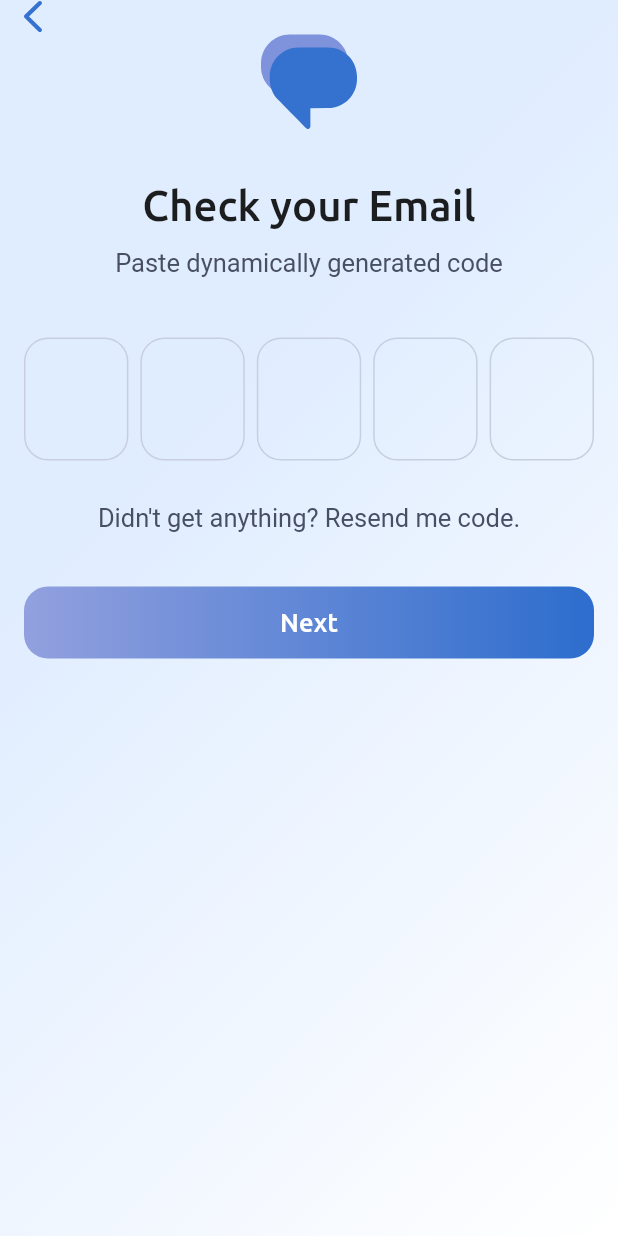
After one commit to dev-KPI/golub-mobile, a Flutter app: the VerificationScreen screen opened by its route, on a phone screen of 412 x 824 dp. The commit adds this screen. Run offline on Flutter 3.47's test engine with Material 2 defaults, Android fonts, the phone set to English and light mode, and no system bars; our stand-ins replace dio, flutter_bloc, flutter_svg, freezed_annotation, get_it, go_router and 1 more.

Commit message:
[Auth] - added verification screen scaffold

```diff
--- a/lib/l10n/intl_en.arb
+++ b/lib/l10n/intl_en.arb
@@ -9,5 +9,7 @@
  "iAgreeLabel": "I agree to ",
  "privacyPolicyLabel": "Privacy Policy",
  "termsAndConditionsLabel": "Terms & Conditions",
- "andLabel": " and "
+ "andLabel": " and ",
+ "verificationScreenTitle": "Check your Email",
+ "verificationScreenDescription": "Paste dynamically generated code"
 }
--- a/lib/l10n/intl_uk.arb
+++ b/lib/l10n/intl_uk.arb
@@ -9,5 +9,7 @@
   "iAgreeLabel": "Я погоджуюсь з ",
   "privacyPolicyLabel": "Політикою приватності",
   "termsAndConditionsLabel": "Умовами та положеннями",
-  "andLabel": " та "
+  "andLabel": " та ",
+  "verificationScreenTitle": "Перевірте свою електронну пошту",
+  "verificationScreenDescription": "Вставте динамічно згенерований код"
 }
--- a/lib/src/domain/blocs/auth/auth_bloc.dart
+++ b/lib/src/domain/blocs/auth/auth_bloc.dart
@@ -17,10 +17,11 @@ class AuthBloc extends Bloc<AuthEvent, AuthState> {
     on<ChangeEmailEvent>(_changeEmailEvent);
     on<ChangePrivacyPolicyStatusEvent>(_changePrivacyPolicyStatusEvent);
     on<AuthenticateByEmailEvent>(_authenticateByEmailEvent);
+    on<ClearStateEvent>(_clearStateEvent);
   }
 
-  Future<void> _changeEmailEvent(ChangeEmailEvent event, Emitter<AuthState> emit) async {
-    print('Email changed to ${event.value}');
+  Future<void> _changeEmailEvent(
+    ChangeEmailEvent event, Emitter<AuthState> emit) async {
     emit(state.copyWith(email: event.value, validationError: null));
   }
 
@@ -39,13 +40,19 @@ class AuthBloc extends Bloc<AuthEvent, AuthState> {
 
     emit(state.copyWith(status: AuthStatus.loading));
     try {
-      await _authByEmailUseCase(state.email);
+      await Future.delayed(const Duration(milliseconds: 2000));
+      //await _authByEmailUseCase(state.email);
       emit(state.copyWith(status: AuthStatus.success));
     } catch (e) {
       emit(state.copyWith(status: AuthStatus.error, error: e.toString()));
     }
   }
 
+  Future<void> _clearStateEvent(
+    ClearStateEvent event, Emitter<AuthState> emit) async {
+    emit(AuthState.initial());
+  }
+
   /// Getters
   bool get isButtonDisabled =>
       !state.privacyPolicyAccepted || state.email.isEmpty;
--- a/lib/src/domain/blocs/auth/auth_event.dart
+++ b/lib/src/domain/blocs/auth/auth_event.dart
@@ -13,3 +13,5 @@ class ChangePrivacyPolicyStatusEvent extends AuthEvent {
 }
 
 class AuthenticateByEmailEvent extends AuthEvent {}
+
+class ClearStateEvent extends AuthEvent {}
--- a/lib/src/presentation/features/auth/screens/auth_screen.dart
+++ b/lib/src/presentation/features/auth/screens/auth_screen.dart
@@ -1,9 +1,11 @@
 import 'package:flutter/gestures.dart';
 import 'package:flutter/material.dart';
 import 'package:flutter_bloc/flutter_bloc.dart';
+import 'package:go_router/go_router.dart';
 import 'package:golub/generated/l10n.dart';
 import 'package:golub/src/core/di/injectable.dart';
 import 'package:golub/src/domain/blocs/auth/auth_bloc.dart';
+import 'package:golub/src/presentation/navigation/app_router.dart';
 import 'package:golub/src/presentation/ui_kit/theme/app_colors.dart';
 import 'package:golub/src/presentation/ui_kit/theme/app_styles.dart';
 import 'package:golub/src/presentation/ui_kit/ui.dart';
@@ -77,7 +79,7 @@ class _AuthScreenState extends State<AuthScreen> {
                         style: Theme.of(context).textTheme.titleLarge,
                       ),
                     ),
-                    const SizedBox(height: 12.0),
+                    const SizedBox(height: 32.0),
                     Text(
                       s.authScreenDescription,
                       style: Theme.of(context).textTheme.bodyMedium,
@@ -92,7 +94,8 @@ class _AuthScreenState extends State<AuthScreen> {
                           hintText: s.authScreenEmailPlaceholder,
                           error: state.validationError,
                         );
-                        }),
+                      }
+                    ),
                     Padding(
                       padding: const EdgeInsets.only(
                         top: 60.0,
@@ -163,11 +166,19 @@ class _AuthScreenState extends State<AuthScreen> {
                         ],
                       ),
                     ),
-                    BlocBuilder(
+                    BlocConsumer(
                       bloc: _authBloc,
+                      listener: (BuildContext context, AuthState state) {
+                        if (state.status == AuthStatus.success) {
+                          _authBloc.add(ClearStateEvent());
+                          _emailController.clear();
+                          context.pushNamed(AppRoutes.verification);
+                        }
+                      },
                       builder: (BuildContext context, AuthState state) {
                         return ElevatedButtonWidget(
                           isDisabled: _authBloc.isButtonDisabled,
+                          isLoading: state.status == AuthStatus.loading,
                           onPressed: () =>
                             _authBloc.add(AuthenticateByEmailEvent()),
                           buttonLabel: s.authScreenButtonLabel,
--- /dev/null
+++ b/lib/src/presentation/features/auth/screens/verification_screen.dart
@@ -0,0 +1,105 @@
+import 'package:flutter/material.dart';
+import 'package:flutter/services.dart';
+import 'package:flutter_svg/flutter_svg.dart';
+import 'package:go_router/go_router.dart';
+import 'package:golub/generated/l10n.dart';
+import 'package:golub/src/presentation/features/auth/widgets/verification/verification_input_widget.dart';
+import 'package:golub/src/presentation/ui_kit/theme/app_assets.dart';
+import 'package:golub/src/presentation/ui_kit/theme/app_styles.dart';
+import 'package:golub/src/presentation/ui_kit/ui.dart';
+
+class VerificationScreen extends StatelessWidget {
+  const VerificationScreen({super.key});
+
+  @override
+  Widget build(BuildContext context) {
+    final s = S.of(context);
+    return Scaffold(
+      body: Container(
+        constraints: const BoxConstraints.expand(),
+        decoration: const BoxDecoration(
+          gradient: AppStyles.blueWhiteGradient,
+        ),
+        child: SafeArea(
+          bottom: false,
+          child: Padding(
+            padding: const EdgeInsets.symmetric(horizontal: 16.0),
+            child: Column(
+              children: [
+                Align(
+                  alignment: Alignment.topLeft,
+                  child: GestureDetector(
+                    behavior: HitTestBehavior.opaque,
+                    onTap: () => context.pop(),
+                    child: SvgPicture.asset(
+                      AppAssets.arrowBackIcon,
+                      fit: BoxFit.cover,
+                    ),
+                  ),
+                ),
+                SizedBox(
+                  width: 64.0,
+                  height: 64.0,
+                  child: SvgPicture.asset(
+                    AppAssets.chatsIcon,
+                    fit: BoxFit.cover,
+                  ),
+                ),
+                const SizedBox(height: 32.0),
+                Text(
+                  s.verificationScreenTitle,
+                  style: Theme.of(context).textTheme.titleLarge,
+                ),
+                const SizedBox(height: 12.0),
+                Text(
+                  s.verificationScreenDescription,
+                  style: Theme.of(context).textTheme.bodyMedium,
+                ),
+                Container(
+                  padding: const EdgeInsets.only(top: 40.0, bottom: 28.0),
+                  child: const Row(
+                    mainAxisAlignment: MainAxisAlignment.spaceBetween,
+                    children: [
+                      Expanded(
+                        flex: 1,
+                        child: VerificationInputWidget(),
+                      ),
+                      SizedBox(width: 8.0),
+                      Expanded(
+                        flex: 1,
+                        child: VerificationInputWidget(),
+                      ),
+                      SizedBox(width: 8.0),
+                      Expanded(
+                        flex: 1,
+                        child: VerificationInputWidget(),
+                      ),
+                      SizedBox(width: 8.0),
+                      Expanded(
+                        flex: 1,
+                        child: VerificationInputWidget(),
+                      ),
+                      SizedBox(width: 8.0),
+                      Expanded(
+                        flex: 1,
+                        child: VerificationInputWidget(),
+                      )
+                    ],
+                  ),
+                ),
+                Text(
+                  'Didn\'t get anything? Resend me code.'
+                ),
+                const SizedBox(height: 36.0),
+                ElevatedButtonWidget(
+                  buttonLabel: 'Next',
+                  onPressed: () {}
+                ),
+              ]
+            ),
+          ),
+        ),
+      ),
+    );
+  }
+}
--- /dev/null
+++ b/lib/src/presentation/features/auth/widgets/verification/verification_input_widget.dart
@@ -0,0 +1,49 @@
+import 'package:flutter/material.dart';
+import 'package:flutter/services.dart';
+import 'package:golub/src/presentation/ui_kit/theme/app_colors.dart';
+
+class VerificationInputWidget extends StatelessWidget {
+
+  const VerificationInputWidget({
+    super.key
+  });
+
+  @override
+  Widget build(BuildContext context) {
+    return Container(
+      constraints: const BoxConstraints(
+        maxWidth: 56.0,
+        minHeight: 76.0,
+      ),
+      child: TextField(
+        keyboardType: TextInputType.number,
+        inputFormatters: [
+          LengthLimitingTextInputFormatter(1),
+          FilteringTextInputFormatter.digitsOnly,
+        ],
+        textAlign: TextAlign.center,
+        style: Theme.of(context).textTheme.titleLarge,
+        decoration: InputDecoration(
+          fillColor: Colors.transparent,
+          contentPadding: const EdgeInsets.symmetric(
+            vertical: 24.0, horizontal: 12.0),
+          focusedBorder: OutlineInputBorder(
+            borderSide: const BorderSide(
+              color: AppColors.brightBlue,
+              width: 1.5,
+            ),
+            borderRadius: BorderRadius.circular(16.0),
+          ),
+          enabledBorder: OutlineInputBorder(
+            borderSide: const BorderSide(color: AppColors.baseGray3),
+            borderRadius: BorderRadius.circular(16.0),
+          ),
+          disabledBorder: OutlineInputBorder(
+            borderSide: const BorderSide(color: AppColors.baseWhite),
+            borderRadius: BorderRadius.circular(16.0),
+          ),
+        ),
+      ),
+    );
+  }
+}
--- a/lib/src/presentation/features/splash/screens/splash_screen.dart
+++ b/lib/src/presentation/features/splash/screens/splash_screen.dart
@@ -1,8 +1,7 @@
 import 'package:flutter/material.dart';
-import 'package:flutter/services.dart';
 import 'package:flutter_svg/flutter_svg.dart';
 import 'package:go_router/go_router.dart';
-import 'package:golub/src/presentation/navigation/app_routes.dart';
+import 'package:golub/src/presentation/navigation/app_router.dart';
 import 'package:golub/src/presentation/ui_kit/theme/app_assets.dart';
 import 'package:golub/src/presentation/ui_kit/theme/app_styles.dart';
 
--- a/lib/src/presentation/navigation/app_router.dart
+++ b/lib/src/presentation/navigation/app_router.dart
@@ -1,12 +1,14 @@
 import 'package:flutter/material.dart';
 import 'package:go_router/go_router.dart';
 import 'package:golub/src/presentation/features/auth/screens/auth_screen.dart';
+import 'package:golub/src/presentation/features/auth/screens/verification_screen.dart';
 import 'package:golub/src/presentation/features/chats/screens/chats_screen.dart';
 import 'package:golub/src/presentation/features/contacts/screens/contacts_screen.dart';
 import 'package:golub/src/presentation/features/profile/screens/profile_screen.dart';
 import 'package:golub/src/presentation/features/splash/screens/splash_screen.dart';
 import 'package:golub/src/presentation/navigation/app_navigation_shell.dart';
-import 'package:golub/src/presentation/navigation/app_routes.dart';
+
+part 'app_routes.dart';
 
 final _rootNavigatorKey = GlobalKey<NavigatorState>();
 
@@ -30,6 +32,13 @@ final routerConfig = GoRouter(
       path: AppRoutes.getPath(AppRoutes.auth),
       builder: (BuildContext context, GoRouterState state) {
         return const AuthScreen();
+      },
+    ),
+    GoRoute(
+      name: AppRoutes.verification,
+      path: AppRoutes.getPath(AppRoutes.verification),
+      builder: (BuildContext context, GoRouterState state) {
+        return const VerificationScreen();
       },
     ),
     StatefulShellRoute.indexedStack(
--- a/lib/src/presentation/navigation/app_routes.dart
+++ b/lib/src/presentation/navigation/app_routes.dart
@@ -1,10 +1,12 @@
-/// App routes
+part of 'app_router.dart';
+
 class AppRoutes {
   static const String splash = 'splash';
   static const String auth = 'auth';
   static const String contacts = 'contacts';
   static const String chats = 'chats';
   static const String profile = 'profile';
+  static const String verification = 'verification';
 
   static String getPath(String routeName) => '/$routeName';
 }
--- a/lib/src/presentation/ui_kit/theme/app_assets.dart
+++ b/lib/src/presentation/ui_kit/theme/app_assets.dart
@@ -2,9 +2,14 @@ class AppAssets {
   static const String _base = 'assets';
   static const String _icons = '$_base/icons';
   static const String _logo = '$_base/logo';
+  static const String _images = '$_base/images';
 
   static const String splashLogo = '$_logo/logo.svg';
   static const String contactIcon = '$_icons/contacts.svg';
   static const String chatIcon = '$_icons/chat.svg';
   static const String profileIcon = '$_icons/profile.svg';
+
+  static const String arrowBackIcon = '$_icons/arrow_back.svg';
+
+  static const String chatsIcon = '$_images/chats.svg';
 }
--- a/pubspec.yaml
+++ b/pubspec.yaml
@@ -43,6 +43,7 @@ flutter:
   assets:
    - assets/icons/
    - assets/logo/
+   - assets/images/
 
   fonts:
    - family: Ubuntu
```
Also changed, not shown: assets/icons/arrow_back.svg (added), assets/images/chats.svg (added), lib/generated/intl/messages_en.dart, lib/generated/intl/messages_uk.dart, lib/generated/l10n.dart. Lines whose indentation alone changed are shown as unchanged.
